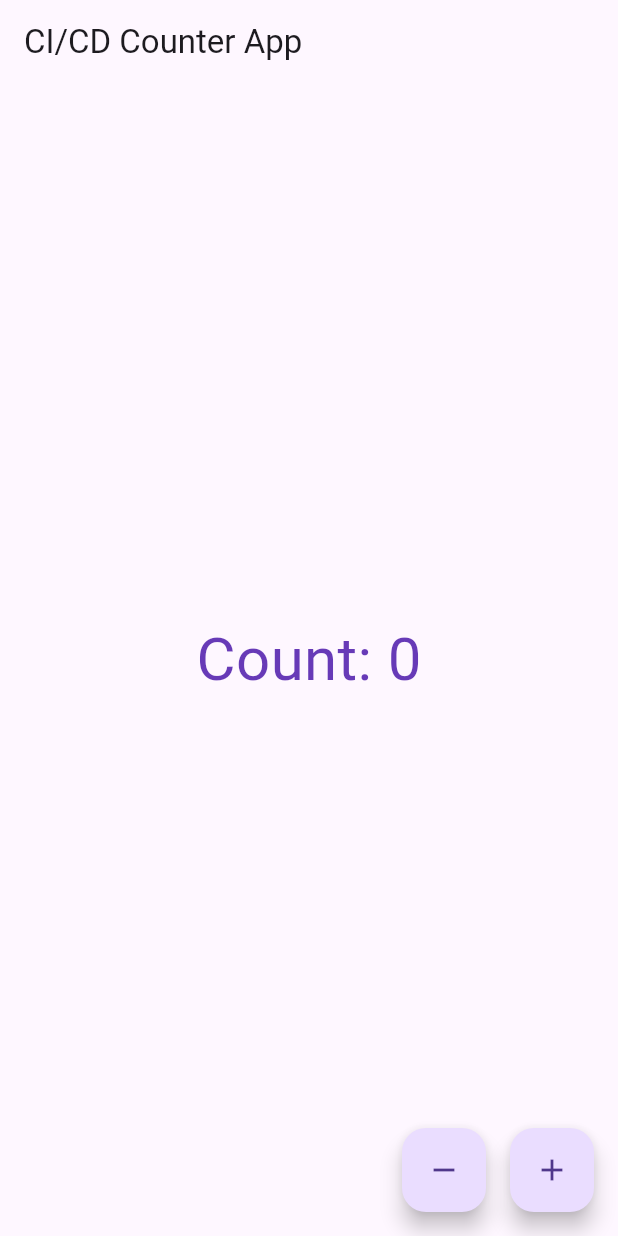
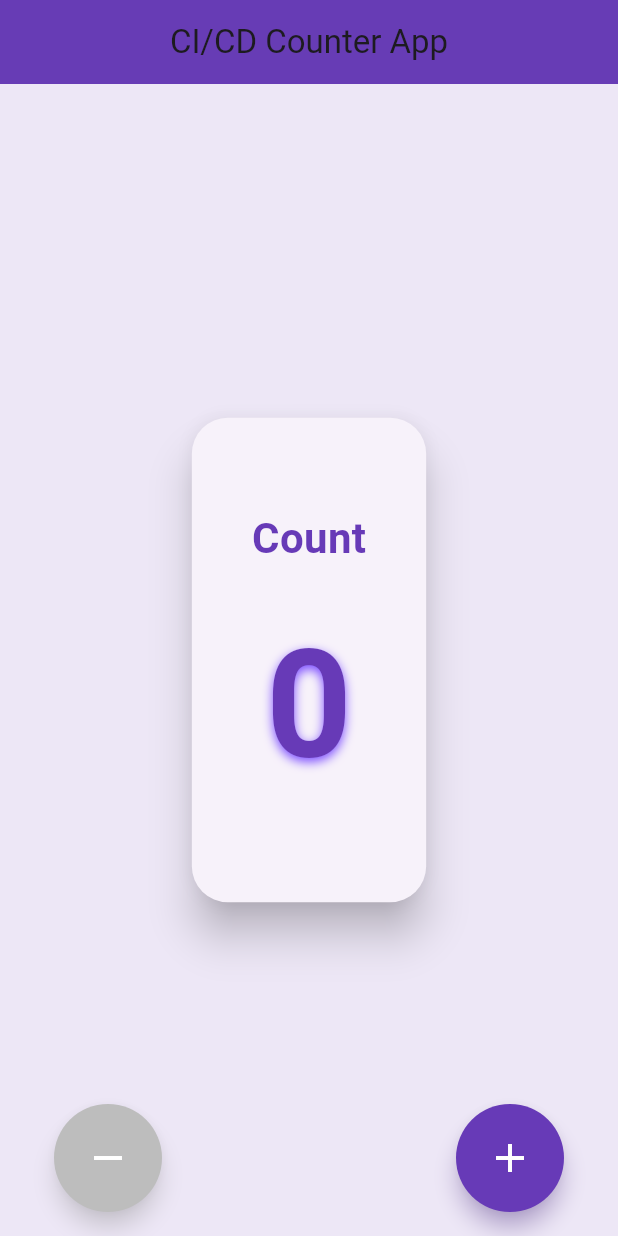
Before and after one commit to dhanushequinox/ci_cd_counter_app, a Flutter app: the screen it shows after launch, on a phone screen of 412 x 824 dp. Run offline on Flutter 3.47's test engine with Material 3 defaults, Android fonts, the light colour scheme and no system bars.

Commit message:
added new chags in ui

```diff
--- a/lib/main.dart
+++ b/lib/main.dart
@@ -4,66 +4,156 @@ void main() => runApp(const MyApp());
 
 class MyApp extends StatelessWidget {
   const MyApp({super.key});
-
   @override
   Widget build(BuildContext context) {
     return MaterialApp(
+      debugShowCheckedModeBanner: false,
       title: 'CI/CD Demo',
-      home: const CounterPage(),
       theme: ThemeData(
         primarySwatch: Colors.deepPurple,
+        fontFamily: 'Roboto', // or use GoogleFonts if added
       ),
+      home: const CounterPage(),
     );
   }
 }
 
 class CounterPage extends StatefulWidget {
   const CounterPage({super.key});
-
   @override
   State<CounterPage> createState() => _CounterPageState();
 }
 
-class _CounterPageState extends State<CounterPage> {
+class _CounterPageState extends State<CounterPage> with SingleTickerProviderStateMixin {
   int _count = 0;
+
+  // For smooth count text animation
+  late AnimationController _controller;
+  late Animation<double> _animation;
+
+  @override
+  void initState() {
+    super.initState();
+    _controller = AnimationController(vsync: this, duration: const Duration(milliseconds: 300));
+    _animation = Tween<double>(begin: 1, end: 1.2).animate(
+      CurvedAnimation(parent: _controller, curve: Curves.easeOut)
+    );
+    _controller.addStatusListener((status) {
+      if (status == AnimationStatus.completed) _controller.reverse();
+    });
+  }
+
+  @override
+  void dispose() {
+    _controller.dispose();
+    super.dispose();
+  }
 
   void _increment() {
     setState(() {
       _count++;
     });
+    _controller.forward();
   }
 
   void _decrement() {
+    if (_count == 0) return;
     setState(() {
-      if (_count > 0) _count--;
+      _count--;
     });
+    _controller.forward();
+  }
+
+  Widget buildCounter() {
+    return ScaleTransition(
+      scale: _animation,
+      child: Text(
+        '$_count',
+        style: const TextStyle(
+          fontSize: 100,
+          fontWeight: FontWeight.bold,
+          color: Colors.deepPurple,
+          shadows: [
+            Shadow(
+              blurRadius: 8,
+              color: Colors.deepPurpleAccent,
+              offset: Offset(0, 3),
+            ),
+          ],
+        ),
+      ),
+    );
+  }
+
+  Widget buildButton({required IconData icon, required VoidCallback onPressed, required Color color, String? tooltip}) {
+    return ElevatedButton(
+      onPressed: onPressed,
+      style: ElevatedButton.styleFrom(
+        shape: const CircleBorder(),
+        padding: const EdgeInsets.all(20),
+        backgroundColor: color,
+        elevation: 6,
+        shadowColor: color.withOpacity(0.6),
+      ),
+      child: Icon(icon, size: 32, color: Colors.white),
+    );
   }
 
   @override
   Widget build(BuildContext context) {
     return Scaffold(
-      appBar: AppBar(title: const Text("CI/CD Counter App")),
+      backgroundColor: Colors.deepPurple.shade50,
+      appBar: AppBar(
+        title: const Text("CI/CD Counter App"),
+        centerTitle: true,
+        elevation: 4,
+        backgroundColor: Colors.deepPurple,
+      ),
       body: Center(
-        child: Text(
-          'Count: $_count',
-          style: const TextStyle(fontSize: 40, color: Colors.deepPurple),
+        child: Card(
+          elevation: 12,
+          shape: RoundedRectangleBorder(borderRadius: BorderRadius.circular(24)),
+          margin: const EdgeInsets.symmetric(horizontal: 24, vertical: 40),
+          child: Padding(
+            padding: const EdgeInsets.symmetric(vertical: 60, horizontal: 40),
+            child: Column(
+              mainAxisSize: MainAxisSize.min,
+              children: [
+                const Text(
+                  'Count',
+                  style: TextStyle(
+                    fontSize: 28,
+                    fontWeight: FontWeight.w600,
+                    color: Colors.deepPurple,
                   ),
                 ),
-      floatingActionButton: Row(
-        mainAxisAlignment: MainAxisAlignment.end,
+                const SizedBox(height: 20),
+                buildCounter(),
+              ],
+            ),
+          ),
+        ),
+      ),
+      floatingActionButtonLocation: FloatingActionButtonLocation.centerFloat,
+      floatingActionButton: Padding(
+        padding: const EdgeInsets.symmetric(horizontal: 36),
+        child: Row(
+          mainAxisAlignment: MainAxisAlignment.spaceBetween,
           children: [
-          FloatingActionButton(
-            heroTag: 'decrement',
+            buildButton(
+              icon: Icons.remove,
               onPressed: _decrement,
-            child: const Icon(Icons.remove),
+              color: _count > 0 ? Colors.redAccent : Colors.grey.shade400,
+              tooltip: 'Decrement',
             ),
-          const SizedBox(width: 16),
-          FloatingActionButton(
-            heroTag: 'increment',
+            buildButton(
+              icon: Icons.add,
               onPressed: _increment,
-            child: const Icon(Icons.add),
+              color: Colors.deepPurple,
+              tooltip: 'Increment',
             ),
           ],
+        ),
       ),
     );
   }
```
Lines whose indentation alone changed are shown as unchanged.
